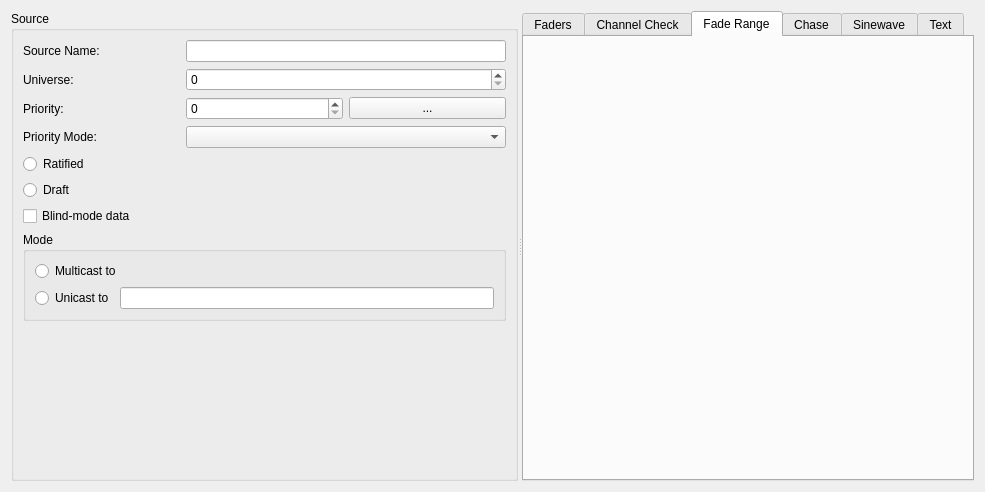
Qt form ui/transmitwindow.ui (docsteer/sacnview) before a commit.
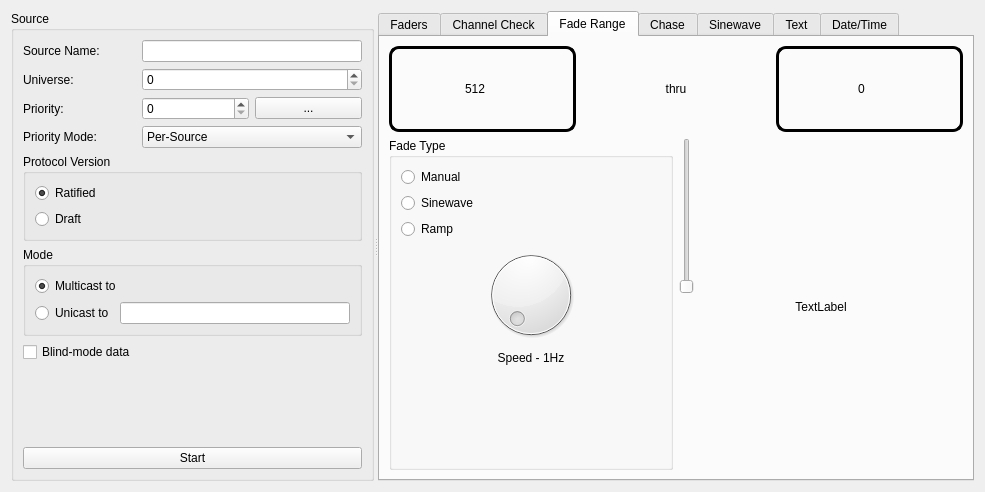
The same form after that commit. The open tabs and pages were chosen to show the change.

The edit to the form file:
```diff
--- a/ui/transmitwindow.ui
+++ b/ui/transmitwindow.ui
@@ -19,12 +19,125 @@
      <property name="orientation">
       <enum>Qt::Horizontal</enum>
      </property>
-     <widget class="QGroupBox" name="groupBox">
+     <widget class="QGroupBox" name="gbSource">
       <property name="title">
        <string>Source</string>
       </property>
       <layout class="QGridLayout" name="gridLayout_2">
-       <item row="8" column="0">
+       <item row="8" column="0" colspan="3">
+        <widget class="QGroupBox" name="gbProtocolMode">
+         <property name="title">
+          <string>Mode</string>
+         </property>
+         <layout class="QGridLayout" name="gridLayout">
+          <item row="0" column="0" colspan="2">
+           <widget class="QRadioButton" name="rbMulticast">
+            <property name="text">
+             <string>Multicast to</string>
+            </property>
+            <property name="checked">
+             <bool>true</bool>
+            </property>
+           </widget>
+          </item>
+          <item row="1" column="0">
+           <widget class="QRadioButton" name="rbUnicast">
+            <property name="text">
+             <string>Unicast to</string>
+            </property>
+           </widget>
+          </item>
+          <item row="1" column="1">
+           <widget class="QLineEdit" name="leUnicastAddress"/>
+          </item>
+         </layout>
+        </widget>
+       </item>
+       <item row="9" column="0">
+        <widget class="QCheckBox" name="cbBlind">
+         <property name="text">
+          <string>Blind-mode data</string>
+         </property>
+        </widget>
+       </item>
+       <item row="0" column="1" colspan="2">
+        <widget class="QLineEdit" name="leSourceName"/>
+       </item>
+       <item row="3" column="1" colspan="2">
+        <widget class="QComboBox" name="cbPriorityMode">
+         <item>
+          <property name="text">
+           <string>Per-Source</string>
+          </property>
+         </item>
+         <item>
+          <property name="text">
+           <string>Per-Address</string>
+          </property>
+         </item>
+        </widget>
+       </item>
+       <item row="3" column="0">
+        <widget class="QLabel" name="label_4">
+         <property name="text">
+          <string>Priority Mode:</string>
+         </property>
+        </widget>
+       </item>
+       <item row="2" column="0">
+        <widget class="QLabel" name="label_3">
+         <property name="text">
+          <string>Priority:</string>
+         </property>
+        </widget>
+       </item>
+       <item row="1" column="0">
+        <widget class="QLabel" name="label_2">
+         <property name="text">
+          <string>Universe:</string>
+         </property>
+        </widget>
+       </item>
+       <item row="2" column="2">
+        <widget class="QPushButton" name="btnEditPerChan">
+         <property name="toolTip">
+          <string>Set up per-channel priorities</string>
+         </property>
+         <property name="text">
+          <string>...</string>
+         </property>
+        </widget>
+       </item>
+       <item row="1" column="1" colspan="2">
+        <widget class="QSpinBox" name="sbUniverse"/>
+       </item>
+       <item row="7" column="0" colspan="3">
+        <widget class="QGroupBox" name="gbProtocolVersion">
+         <property name="title">
+          <string>Protocol Version</string>
+         </property>
+         <layout class="QVBoxLayout" name="verticalLayout_6">
+          <item>
+           <widget class="QRadioButton" name="rbRatified">
+            <property name="text">
+             <string>Ratified</string>
+            </property>
+            <property name="checked">
+             <bool>true</bool>
+            </property>
+           </widget>
+          </item>
+          <item>
+           <widget class="QRadioButton" name="rbDraft">
+            <property name="text">
+             <string>Draft</string>
+            </property>
+           </widget>
+          </item>
+         </layout>
+        </widget>
+       </item>
+       <item row="10" column="0">
         <spacer name="verticalSpacer">
          <property name="orientation">
           <enum>Qt::Vertical</enum>
@@ -47,90 +160,13 @@
        <item row="2" column="1">
         <widget class="QSpinBox" name="sbPriority"/>
        </item>
-       <item row="2" column="0">
-        <widget class="QLabel" name="label_3">
+       <item row="11" column="0" colspan="3">
+        <widget class="QPushButton" name="btnStart">
          <property name="text">
-          <string>Priority:</string>
+          <string>Start</string>
          </property>
         </widget>
        </item>
-       <item row="1" column="0">
-        <widget class="QLabel" name="label_2">
-         <property name="text">
-          <string>Universe:</string>
-         </property>
-        </widget>
-       </item>
-       <item row="2" column="2">
-        <widget class="QPushButton" name="btnEditPerChan">
-         <property name="text">
-          <string>...</string>
-         </property>
-        </widget>
-       </item>
-       <item row="1" column="1" colspan="2">
-        <widget class="QSpinBox" name="sbUniverse"/>
-       </item>
-       <item row="0" column="1" colspan="2">
-        <widget class="QLineEdit" name="leSourceName"/>
-       </item>
-       <item row="3" column="1" colspan="2">
-        <widget class="QComboBox" name="comboBox"/>
-       </item>
-       <item row="3" column="0">
-        <widget class="QLabel" name="label_4">
-         <property name="text">
-          <string>Priority Mode:</string>
-         </property>
-        </widget>
-       </item>
-       <item row="4" column="0" colspan="3">
-        <widget class="QRadioButton" name="rbRatified">
-         <property name="text">
-          <string>Ratified</string>
-         </property>
-        </widget>
-       </item>
-       <item row="5" column="0" colspan="3">
-        <widget class="QRadioButton" name="rbDraft">
-         <property name="text">
-          <string>Draft</string>
-         </property>
-        </widget>
-       </item>
-       <item row="6" column="0" colspan="3">
-        <widget class="QCheckBox" name="cbBlind">
-         <property name="text">
-          <string>Blind-mode data</string>
-         </property>
-        </widget>
-       </item>
-       <item row="7" column="0" colspan="3">
-        <widget class="QGroupBox" name="groupBox_2">
-         <property name="title">
-          <string>Mode</string>
-         </property>
-         <layout class="QGridLayout" name="gridLayout">
-          <item row="0" column="0" colspan="2">
-           <widget class="QRadioButton" name="rbMulticast">
-            <property name="text">
-             <string>Multicast to</string>
-            </property>
-           </widget>
-          </item>
-          <item row="1" column="0">
-           <widget class="QRadioButton" name="rbUnicast">
-            <property name="text">
-             <string>Unicast to</string>
-            </property>
-           </widget>
-          </item>
-          <item row="1" column="1">
-           <widget class="QLineEdit" name="leUnicastAddress"/>
-          </item>
-         </layout>
-        </widget>
-       </item>
       </layout>
      </widget>
      <widget class="QTabWidget" name="tabWidget">
@@ -191,11 +227,298 @@
        <attribute name="title">
         <string>Channel Check</string>
        </attribute>
+       <layout class="QVBoxLayout" name="verticalLayout_2">
+        <item>
+         <spacer name="verticalSpacer_2">
+          <property name="orientation">
+           <enum>Qt::Vertical</enum>
+          </property>
+          <property name="sizeType">
+           <enum>QSizePolicy::Minimum</enum>
+          </property>
+          <property name="sizeHint" stdset="0">
+           <size>
+            <width>20</width>
+            <height>10</height>
+           </size>
+          </property>
+         </spacer>
+        </item>
+        <item>
+         <widget class="QLCDNumber" name="lcdNumber">
+          <property name="sizePolicy">
+           <sizepolicy hsizetype="Minimum" vsizetype="MinimumExpanding">
+            <horstretch>0</horstretch>
+            <verstretch>0</verstretch>
+           </sizepolicy>
+          </property>
+          <property name="frameShape">
+           <enum>QFrame::NoFrame</enum>
+          </property>
+          <property name="frameShadow">
+           <enum>QFrame::Plain</enum>
+          </property>
+          <property name="digitCount">
+           <number>3</number>
+          </property>
+          <property name="segmentStyle">
+           <enum>QLCDNumber::Flat</enum>
+          </property>
+          <property name="intValue" stdset="0">
+           <number>512</number>
+          </property>
+         </widget>
+        </item>
+        <item>
+         <layout class="QHBoxLayout" name="horizontalLayout_4">
+          <item>
+           <widget class="QPushButton" name="pushButton_2">
+            <property name="sizePolicy">
+             <sizepolicy hsizetype="Minimum" vsizetype="Preferred">
+              <horstretch>0</horstretch>
+              <verstretch>0</verstretch>
+             </sizepolicy>
+            </property>
+            <property name="text">
+             <string>Previous</string>
+            </property>
+           </widget>
+          </item>
+          <item>
+           <spacer name="horizontalSpacer_2">
+            <property name="orientation">
+             <enum>Qt::Horizontal</enum>
+            </property>
+            <property name="sizeHint" stdset="0">
+             <size>
+              <width>40</width>
+              <height>20</height>
+             </size>
+            </property>
+           </spacer>
+          </item>
+          <item>
+           <widget class="QSlider" name="horizontalSlider">
+            <property name="orientation">
+             <enum>Qt::Horizontal</enum>
+            </property>
+           </widget>
+          </item>
+          <item>
+           <widget class="QPushButton" name="pushButton_3">
+            <property name="text">
+             <string>Blink</string>
+            </property>
+           </widget>
+          </item>
+          <item>
+           <spacer name="horizontalSpacer">
+            <property name="orientation">
+             <enum>Qt::Horizontal</enum>
+            </property>
+            <property name="sizeHint" stdset="0">
+             <size>
+              <width>40</width>
+              <height>20</height>
+             </size>
+            </property>
+           </spacer>
+          </item>
+          <item>
+           <widget class="QPushButton" name="pushButton">
+            <property name="sizePolicy">
+             <sizepolicy hsizetype="Minimum" vsizetype="Preferred">
+              <horstretch>0</horstretch>
+              <verstretch>0</verstretch>
+             </sizepolicy>
+            </property>
+            <property name="text">
+             <string>Next</string>
+            </property>
+           </widget>
+          </item>
+         </layout>
+        </item>
+       </layout>
       </widget>
       <widget class="QWidget" name="tab_4">
        <attribute name="title">
         <string>Fade Range</string>
        </attribute>
+       <layout class="QVBoxLayout" name="verticalLayout_4">
+        <item>
+         <layout class="QHBoxLayout" name="horizontalLayout_5">
+          <item>
+           <widget class="QSpinBox" name="spinBox_2">
+            <property name="sizePolicy">
+             <sizepolicy hsizetype="Minimum" vsizetype="Fixed">
+              <horstretch>0</horstretch>
+              <verstretch>0</verstretch>
+             </sizepolicy>
+            </property>
+            <property name="minimumSize">
+             <size>
+              <width>106</width>
+              <height>86</height>
+             </size>
+            </property>
+            <property name="styleSheet">
+             <string notr="true">QSpinBox { 
+	border: 3px solid black; 
+	border-radius: 10px;
+	min-height: 80px;
+	min-width: 100px; 
+	font: 18pt &quot;Aria&quot;;
+	background-color:rgba(255, 255, 255, 0)
+}</string>
+            </property>
+            <property name="alignment">
+             <set>Qt::AlignCenter</set>
+            </property>
+            <property name="minimum">
+             <number>1</number>
+            </property>
+            <property name="maximum">
+             <number>512</number>
+            </property>
+            <property name="value">
+             <number>512</number>
+            </property>
+           </widget>
+          </item>
+          <item>
+           <widget class="QLabel" name="label_6">
+            <property name="styleSheet">
+             <string notr="true">font: 12pt &quot;Arial&quot;;</string>
+            </property>
+            <property name="text">
+             <string>thru</string>
+            </property>
+            <property name="alignment">
+             <set>Qt::AlignCenter</set>
+            </property>
+           </widget>
+          </item>
+          <item>
+           <widget class="QSpinBox" name="spinBox_3">
+            <property name="minimumSize">
+             <size>
+              <width>106</width>
+              <height>86</height>
+             </size>
+            </property>
+            <property name="styleSheet">
+             <string notr="true">QSpinBox { 
+	border: 3px solid black; 
+	border-radius: 10px;
+	min-height: 80px;
+	min-width: 100px; 
+	font: 18pt &quot;Aria&quot;;
+	background-color:rgba(255, 255, 255, 0)
+}</string>
+            </property>
+            <property name="alignment">
+             <set>Qt::AlignCenter</set>
+            </property>
+           </widget>
+          </item>
+         </layout>
+        </item>
+        <item>
+         <layout class="QHBoxLayout" name="horizontalLayout_6">
+          <item>
+           <widget class="QGroupBox" name="groupBox_3">
+            <property name="title">
+             <string>Fade Type</string>
+            </property>
+            <layout class="QVBoxLayout" name="verticalLayout_5">
+             <item>
+              <widget class="QRadioButton" name="radioButton_3">
+               <property name="text">
+                <string>Manual</string>
+               </property>
+              </widget>
+             </item>
+             <item>
+              <widget class="QRadioButton" name="radioButton_4">
+               <property name="text">
+                <string>Sinewave</string>
+               </property>
+              </widget>
+             </item>
+             <item>
+              <widget class="QRadioButton" name="radioButton_5">
+               <property name="text">
+                <string>Ramp</string>
+               </property>
+              </widget>
+             </item>
+             <item>
+              <widget class="QDial" name="dial"/>
+             </item>
+             <item>
+              <widget class="QLabel" name="label_8">
+               <property name="text">
+                <string>Speed - 1Hz</string>
+               </property>
+               <property name="alignment">
+                <set>Qt::AlignCenter</set>
+               </property>
+              </widget>
+             </item>
+             <item>
+              <spacer name="verticalSpacer_3">
+               <property name="orientation">
+                <enum>Qt::Vertical</enum>
+               </property>
+               <property name="sizeHint" stdset="0">
+                <size>
+                 <width>20</width>
+                 <height>40</height>
+                </size>
+               </property>
+              </spacer>
+             </item>
+            </layout>
+           </widget>
+          </item>
+          <item>
+           <layout class="QVBoxLayout" name="verticalLayout_3">
+            <item>
+             <widget class="QSlider" name="verticalSlider">
+              <property name="orientation">
+               <enum>Qt::Vertical</enum>
+              </property>
+             </widget>
+            </item>
+            <item>
+             <widget class="QLabel" name="label_7">
+              <property name="text">
+               <string>TextLabel</string>
+              </property>
+              <property name="alignment">
+               <set>Qt::AlignCenter</set>
+              </property>
+             </widget>
+            </item>
+            <item>
+             <spacer name="verticalSpacer_4">
+              <property name="orientation">
+               <enum>Qt::Vertical</enum>
+              </property>
+              <property name="sizeHint" stdset="0">
+               <size>
+                <width>20</width>
+                <height>40</height>
+               </size>
+              </property>
+             </spacer>
+            </item>
+           </layout>
+          </item>
+         </layout>
+        </item>
+       </layout>
       </widget>
       <widget class="QWidget" name="tab_5">
        <attribute name="title">
@@ -212,6 +535,37 @@
         <string>Text</string>
        </attribute>
       </widget>
+      <widget class="QWidget" name="tab_7">
+       <attribute name="title">
+        <string>Date/Time</string>
+       </attribute>
+       <widget class="QRadioButton" name="radioButton">
+        <property name="geometry">
+         <rect>
+          <x>30</x>
+          <y>60</y>
+          <width>221</width>
+          <height>17</height>
+         </rect>
+        </property>
+        <property name="text">
+         <string>EU Date Format</string>
+        </property>
+       </widget>
+       <widget class="QRadioButton" name="radioButton_2">
+        <property name="geometry">
+         <rect>
+          <x>30</x>
+          <y>80</y>
+          <width>221</width>
+          <height>17</height>
+         </rect>
+        </property>
+        <property name="text">
+         <string>US Date Format</string>
+        </property>
+       </widget>
+      </widget>
      </widget>
     </widget>
    </item>
```
